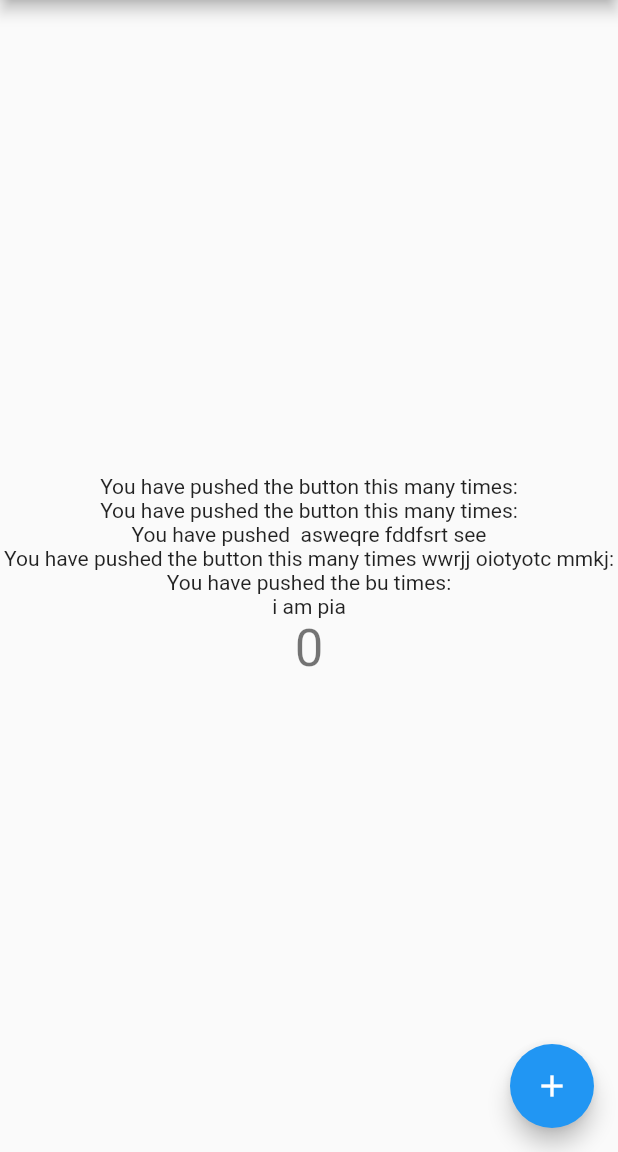
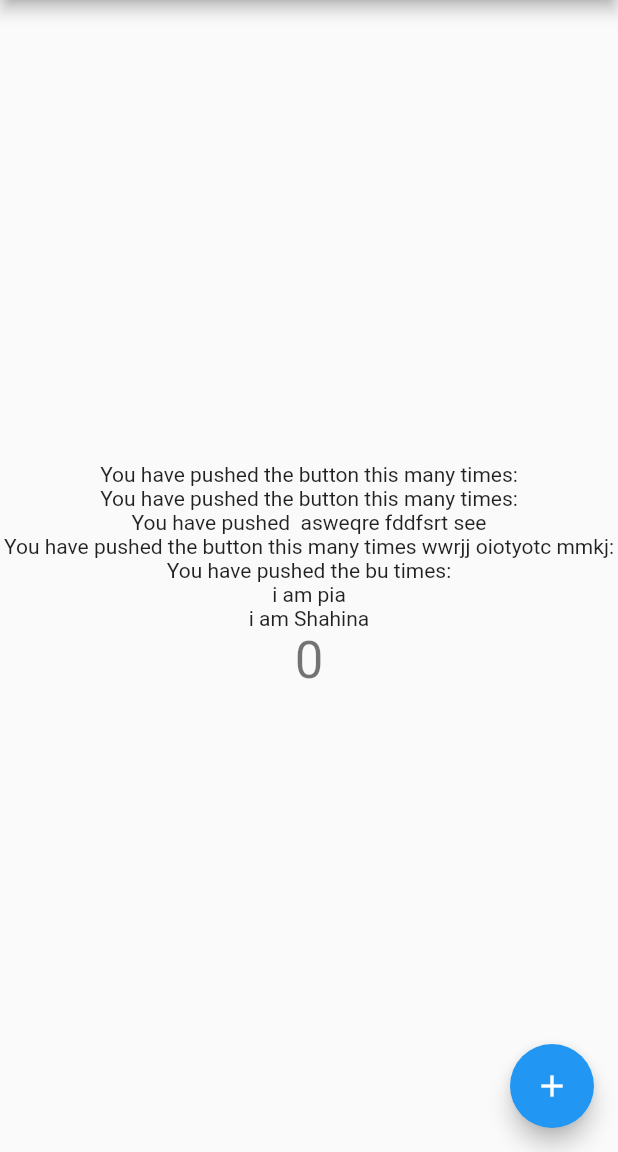
Before and after one commit to ShahinaEP/pythonbasic2, a Flutter app: the screen it shows after launch, on a phone screen of 412 x 824 dp, the part 84-1236 px from its top. Run offline on Flutter 3.47's test engine with Material 2 defaults, Android fonts, the phone set to English and light mode, and no system bars.

Commit message:
first commitee text2

```diff
--- a/lib/main.dart
+++ b/lib/main.dart
@@ -108,8 +108,11 @@ class _MyHomePageState extends State<MyHomePage> {
             const Text(
               'You have pushed the bu times:',
             ),
-             const Text(
+            const Text(
               'i am pia',
+            ),
+            const Text(
+              'i am Shahina',
             ),
             Text(
               '$_counter',
```
